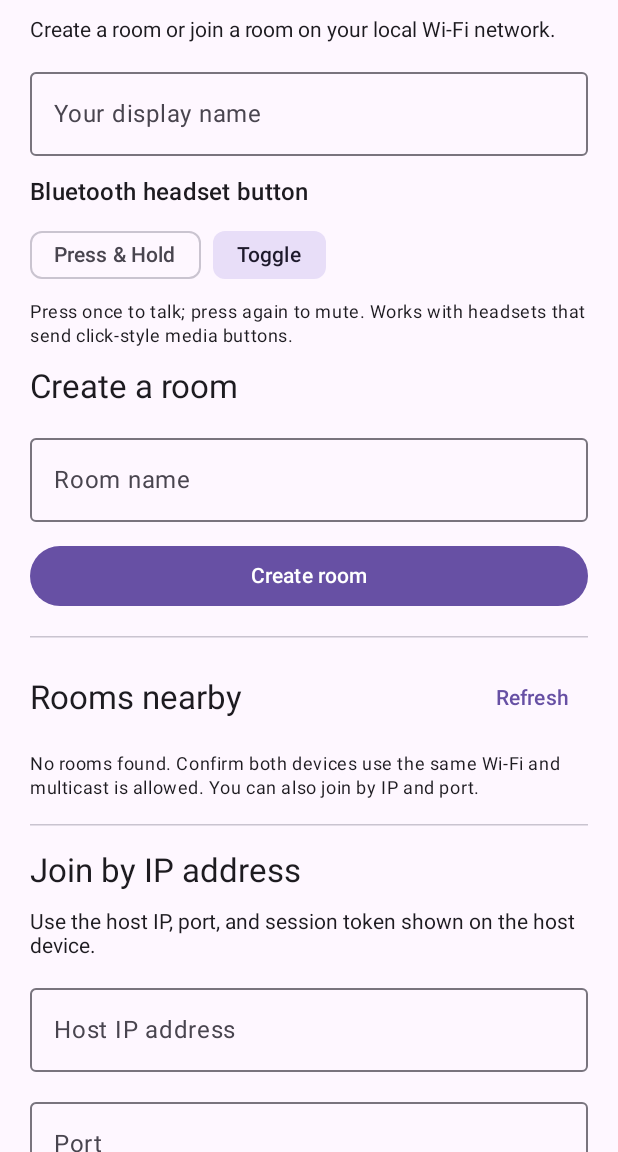
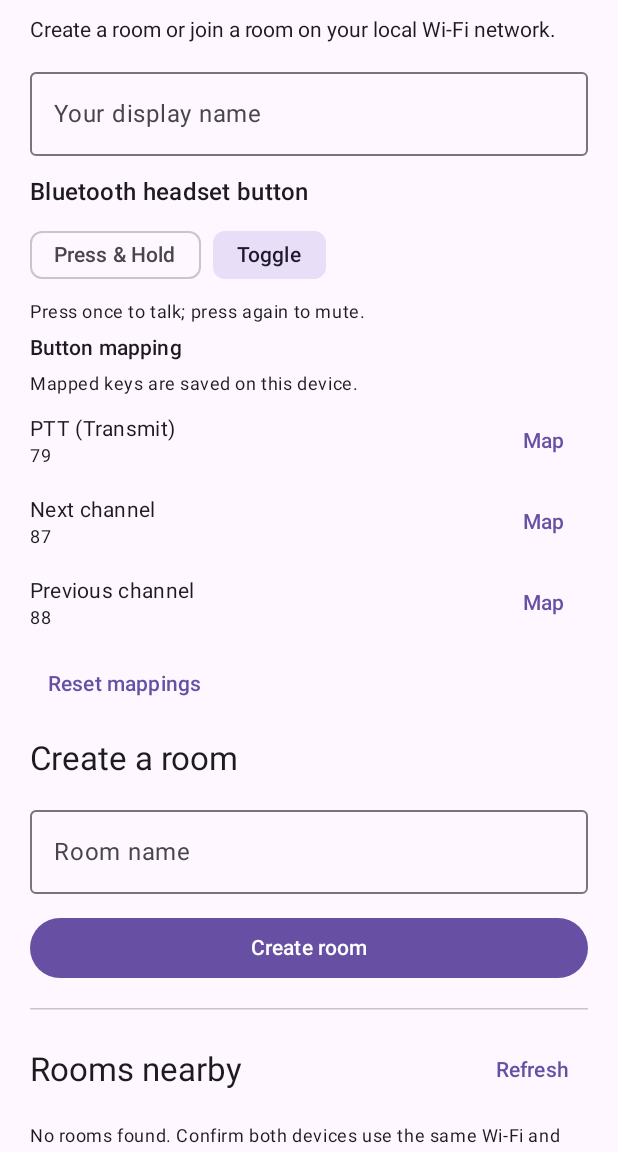
Before and after one commit to theodoresibp/Full-duplex-Local-Intercom, an Android app built with Jetpack Compose: the screen it shows after launch (MainActivity), after a tap on "Toggle", on a phone screen of 412 x 824 dp, the part 84-1236 px from its top. Run offline under Robolectric (Android 15) with nearby library versions, the phone set to English and light mode, and no system bars.

Commit message:
Add Bluetooth button mapping controls and capture dialog

```diff
--- a/app/src/main/java/com/localintercom/app/presentation/RoomScreen.kt
+++ b/app/src/main/java/com/localintercom/app/presentation/RoomScreen.kt
@@ -21,6 +21,7 @@ import androidx.compose.foundation.text.KeyboardOptions
 import androidx.compose.foundation.text.selection.SelectionContainer
 import androidx.compose.foundation.verticalScroll
 import androidx.compose.material3.Button
+import androidx.compose.material3.AlertDialog
 import androidx.compose.material3.Card
 import androidx.compose.material3.CircularProgressIndicator
 import androidx.compose.material3.HorizontalDivider
@@ -31,6 +32,7 @@ import androidx.compose.material3.Surface
 import androidx.compose.material3.Text
 import androidx.compose.material3.TextButton
 import androidx.compose.runtime.Composable
+import androidx.compose.runtime.DisposableEffect
 import androidx.compose.runtime.mutableStateOf
 import androidx.compose.runtime.remember
 import androidx.compose.runtime.setValue
@@ -329,6 +331,24 @@ private fun BluetoothPttModeSettings() {
     var selectedMode by remember {
         mutableStateOf(IntercomAudioService.getBluetoothPttMode(context))
     }
+    var captureAction by remember { mutableStateOf<String?>(null) }
+    var capturedMessage by remember { mutableStateOf<String?>(null) }
+    var mappingVersion by remember { mutableStateOf(0) }
+
+    DisposableEffect(Unit) {
+        captureVersionCallback = { action -> captureAction = action }
+        IntercomAudioService.onButtonCaptured = { action, keyCode ->
+            capturedMessage = "${actionLabel(action)} mapped to ${IntercomAudioService.keyCodeLabel(keyCode)}"
+            captureAction = null
+            mappingVersion++
+        }
+        onDispose {
+            IntercomAudioService.cancelButtonCapture()
+            IntercomAudioService.onButtonCaptured = null
+            captureVersionCallback = null
+        }
+    }
+
     Column(verticalArrangement = Arrangement.spacedBy(6.dp)) {
         Text("Bluetooth headset button", style = MaterialTheme.typography.titleMedium)
         Row(horizontalArrangement = Arrangement.spacedBy(8.dp)) {
@@ -353,11 +373,73 @@ private fun BluetoothPttModeSettings() {
             if (selectedMode == IntercomAudioService.BLUETOOTH_PTT_MODE_PRESS_HOLD) {
                 "Hold the headset button to talk; release it to mute."
             } else {
-                "Press once to talk; press again to mute. Works with headsets that send click-style media buttons."
+                "Press once to talk; press again to mute."
             },
             style = MaterialTheme.typography.bodySmall
         )
+
+        Text("Button mapping", style = MaterialTheme.typography.titleSmall)
+        Text("Mapped keys are saved on this device.", style = MaterialTheme.typography.bodySmall)
+        MappingRow(context, IntercomAudioService.ACTION_PTT, "PTT (Transmit)")
+        MappingRow(context, IntercomAudioService.ACTION_NEXT_CHANNEL, "Next channel")
+        MappingRow(context, IntercomAudioService.ACTION_PREVIOUS_CHANNEL, "Previous channel")
+        TextButton(onClick = {
+            IntercomAudioService.setMappedKeyCode(context, IntercomAudioService.ACTION_PTT, android.view.KeyEvent.KEYCODE_HEADSETHOOK)
+            IntercomAudioService.setMappedKeyCode(context, IntercomAudioService.ACTION_NEXT_CHANNEL, android.view.KeyEvent.KEYCODE_MEDIA_NEXT)
+            IntercomAudioService.setMappedKeyCode(context, IntercomAudioService.ACTION_PREVIOUS_CHANNEL, android.view.KeyEvent.KEYCODE_MEDIA_PREVIOUS)
+            mappingVersion++
+            capturedMessage = "Default button mappings restored."
+        }) { Text("Reset mappings") }
+        capturedMessage?.let { Text(it, style = MaterialTheme.typography.bodySmall, color = MaterialTheme.colorScheme.primary) }
     }
+
+    if (captureAction != null) {
+        AlertDialog(
+            onDismissRequest = {
+                IntercomAudioService.cancelButtonCapture()
+                captureAction = null
+            },
+            title = { Text("Listen for button") },
+            text = { Text("Press the physical button on your Bluetooth headset now. Only buttons forwarded to Android can be detected.") },
+            confirmButton = {
+                TextButton(onClick = {
+                    IntercomAudioService.cancelButtonCapture()
+                    captureAction = null
+                }) { Text("Cancel") }
+            }
+        )
+    }
+}
+
+@Composable
+private fun MappingRow(context: android.content.Context, action: String, label: String) {
+    Row(
+        modifier = Modifier.fillMaxWidth(),
+        horizontalArrangement = Arrangement.SpaceBetween,
+        verticalAlignment = Alignment.CenterVertically
+    ) {
+        Column(modifier = Modifier.weight(1f)) {
+            Text(label, style = MaterialTheme.typography.bodyMedium)
+            Text(
+                IntercomAudioService.keyCodeLabel(
+                    IntercomAudioService.getMappedKeyCode(context, action)
+                ),
+                style = MaterialTheme.typography.bodySmall
+            )
+        }
+        TextButton(onClick = {
+            IntercomAudioService.beginButtonCapture(action)
+            captureVersionCallback?.invoke(action)
+        }) { Text("Map") }
+    }
+}
+
+private var captureVersionCallback: ((String) -> Unit)? = null
+
+private fun actionLabel(action: String): String = when (action) {
+    IntercomAudioService.ACTION_PTT -> "PTT"
+    IntercomAudioService.ACTION_NEXT_CHANNEL -> "Next channel"
+    else -> "Previous channel"
 }
 
 @Composable
```
